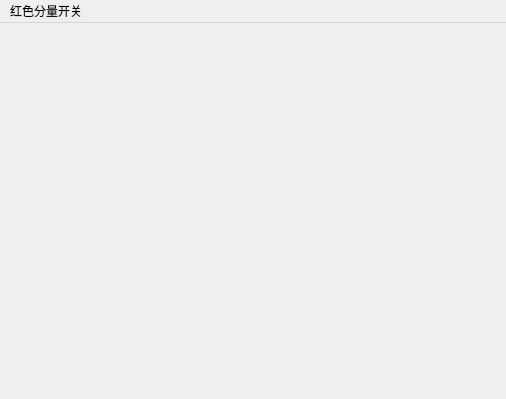
Qt form mainwindow.ui (meiqisheng/FFmpeg_Qt_RTSP) before a commit.
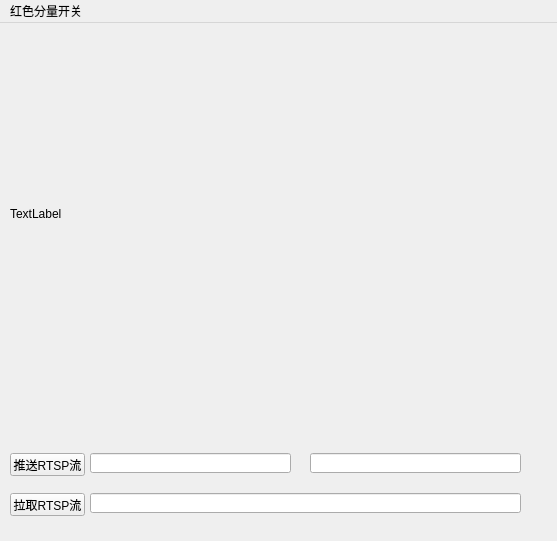
The same form after that commit.

Patch:
```diff
--- a/mainwindow.ui
+++ b/mainwindow.ui
@@ -9,8 +9,8 @@
    <rect>
     <x>0</x>
     <y>0</y>
-    <width>506</width>
-    <height>399</height>
+    <width>557</width>
+    <height>541</height>
    </rect>
   </property>
   <property name="sizePolicy">
@@ -31,13 +31,89 @@
     <height>24</height>
    </size>
   </property>
-  <widget class="QWidget" name="centralwidget"/>
+  <widget class="QWidget" name="centralwidget">
+   <widget class="QLabel" name="videoLabel">
+    <property name="geometry">
+     <rect>
+      <x>10</x>
+      <y>0</y>
+      <width>520</width>
+      <height>381</height>
+     </rect>
+    </property>
+    <property name="text">
+     <string>TextLabel</string>
+    </property>
+   </widget>
+   <widget class="QLineEdit" name="pushEdit">
+    <property name="geometry">
+     <rect>
+      <x>90</x>
+      <y>430</y>
+      <width>201</width>
+      <height>20</height>
+     </rect>
+    </property>
+   </widget>
+   <widget class="QPushButton" name="pushstreamButton">
+    <property name="geometry">
+     <rect>
+      <x>10</x>
+      <y>430</y>
+      <width>75</width>
+      <height>23</height>
+     </rect>
+    </property>
+    <property name="text">
+     <string>推送RTSP流</string>
+    </property>
+    <property name="checkable">
+     <bool>true</bool>
+    </property>
+   </widget>
+   <widget class="QPushButton" name="pullstreamButton">
+    <property name="geometry">
+     <rect>
+      <x>10</x>
+      <y>470</y>
+      <width>75</width>
+      <height>23</height>
+     </rect>
+    </property>
+    <property name="text">
+     <string>拉取RTSP流</string>
+    </property>
+    <property name="checkable">
+     <bool>true</bool>
+    </property>
+   </widget>
+   <widget class="QLineEdit" name="pullEdit">
+    <property name="geometry">
+     <rect>
+      <x>90</x>
+      <y>470</y>
+      <width>431</width>
+      <height>20</height>
+     </rect>
+    </property>
+   </widget>
+   <widget class="QLineEdit" name="pushEdit_2">
+    <property name="geometry">
+     <rect>
+      <x>310</x>
+      <y>430</y>
+      <width>211</width>
+      <height>20</height>
+     </rect>
+    </property>
+   </widget>
+  </widget>
   <widget class="QMenuBar" name="menuBar">
    <property name="geometry">
     <rect>
      <x>0</x>
      <y>0</y>
-     <width>506</width>
+     <width>557</width>
      <height>23</height>
     </rect>
    </property>
```
